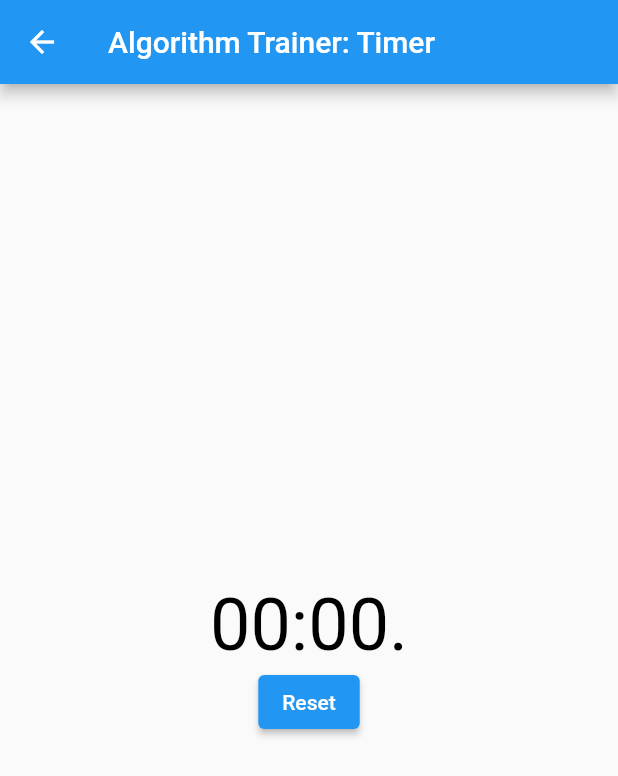
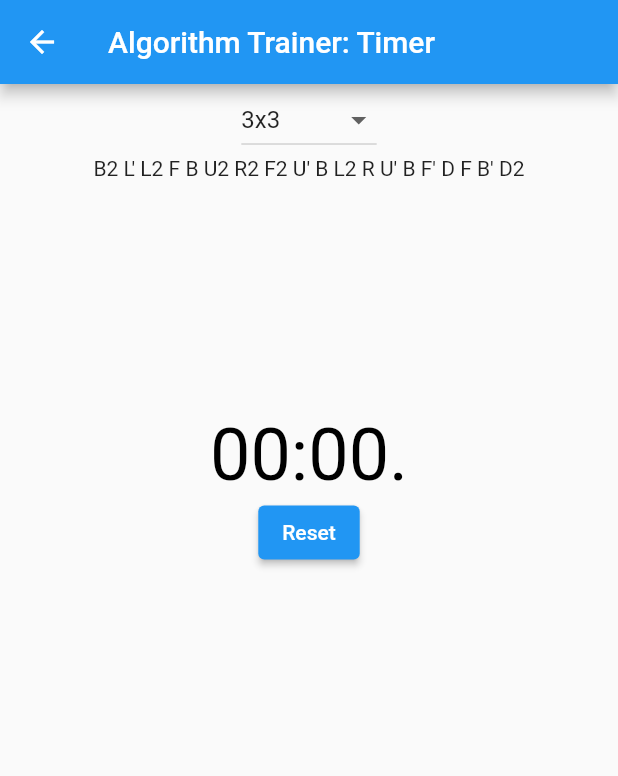
Before and after one commit to michalkundrat/algorithm-trainer, a Flutter app: the screen it shows after launch, in the side drawer, after a tap on "Timer", on a phone screen of 412 x 824 dp. Shown: the top 776 px of the screen. Run offline on Flutter 3.47's test engine with Material 2 defaults, Android fonts, the phone set to English and light mode, and no system bars; missing offline and left inert: dart:ffi.

Commit message:
Logic for scrambles should now work. Will tidy up to make it look fancier.

```diff
--- a/lib/timer.dart
+++ b/lib/timer.dart
@@ -13,9 +13,42 @@ String ms_string = "000";
 var possibleMoves3x3 = ["R","R'","R2","L","L'","L2","U","U'","U2","D","D'","D2","F","F'","F2","B","B'","B2"];
 var possibleMoves2x2 = ["R","R'","R2","L","L'","L2","U","U'","U2","D","D'","D2","F","F'","F2","B","B'","B2"];
 var possibleMovesPyraminx = ["R","R'","R2","L","L'","L2","U","U'","U2","B","B'","B2","l","l'","r","r'","u","u'","b","b'"];
+var scrambleToDo = "3x3";
+
+Widget handleScrambleMaking() {
+  if (scrambleToDo == "3x3") {
+    return Text(generateScramble3x3());
+  } else if (scrambleToDo == "2x2") {
+    return Text(generateScramble2x2());
+  } else if (scrambleToDo == "Pyraminx") {
+    return Text(generateScramblePyraminx());
+  } else {
+    return Text("Failed to generate a scramble.");
+  }
+}
 
 String generateScramble3x3() {
-  var lengthOfScramble = random.nextInt(25);
+  var lengthOfScramble = random.nextInt(7) + 18;
+  var scrambleAsList = [];
+  for (int iteration = 0; iteration <= lengthOfScramble; iteration++) {
+    var index = random.nextInt(possibleMoves3x3.length);
+    scrambleAsList.add(possibleMoves3x3[index]);
+  }
+  String scramble = scrambleAsList.join(" ");
+  return scramble;
+}
+String generateScramble2x2() {
+  var lengthOfScramble = random.nextInt(4) + 9;
+  var scrambleAsList = [];
+  for (int iteration = 0; iteration <= lengthOfScramble; iteration++) {
+    var index = random.nextInt(possibleMoves3x3.length);
+    scrambleAsList.add(possibleMoves3x3[index]);
+  }
+  String scramble = scrambleAsList.join(" ");
+  return scramble;
+}
+String generateScramblePyraminx () {
+  var lengthOfScramble = random.nextInt(4) + 9;
   var scrambleAsList = [];
   for (int iteration = 0; iteration <= lengthOfScramble; iteration++) {
     var index = random.nextInt(possibleMoves3x3.length);
@@ -93,7 +126,7 @@ class _AppBasicTimerState extends State<AppBasicTimer> {
             timerPressed = true;
           });
 
-          await Future.delayed(Duration(seconds: 1));
+          await Future.delayed(Duration(milliseconds: 800));
 
           setState(() {
             readyToGo = true;
@@ -116,9 +149,31 @@ class _AppBasicTimerState extends State<AppBasicTimer> {
         behavior: HitTestBehavior.translucent,
         child: Center(
           child: Column(
-            mainAxisAlignment: MainAxisAlignment.center,
             crossAxisAlignment: CrossAxisAlignment.center,
             children: [
+              Container(
+                child: Column(
+                  crossAxisAlignment: CrossAxisAlignment.center,
+                  children: [
+                    DropdownButton(
+                      onChanged: (String? newValue) {
+                        setState(() {
+                          scrambleToDo = newValue!;
+                        });
+                      },
+                      value: scrambleToDo,
+                      items: <String>['2x2', '3x3', 'Pyraminx'].map<DropdownMenuItem<String>>((String value) {
+                        return DropdownMenuItem<String>(
+                          value: value,
+                          child: Text(value),
+                        );
+                      }).toList(),
+                    ),
+                    handleScrambleMaking()
+                  ],
+                ),
+              ),
+              SizedBox(height: 155.0,),
               Container(child: changeColor()),
               ElevatedButton(
                   onPressed: () {
```
